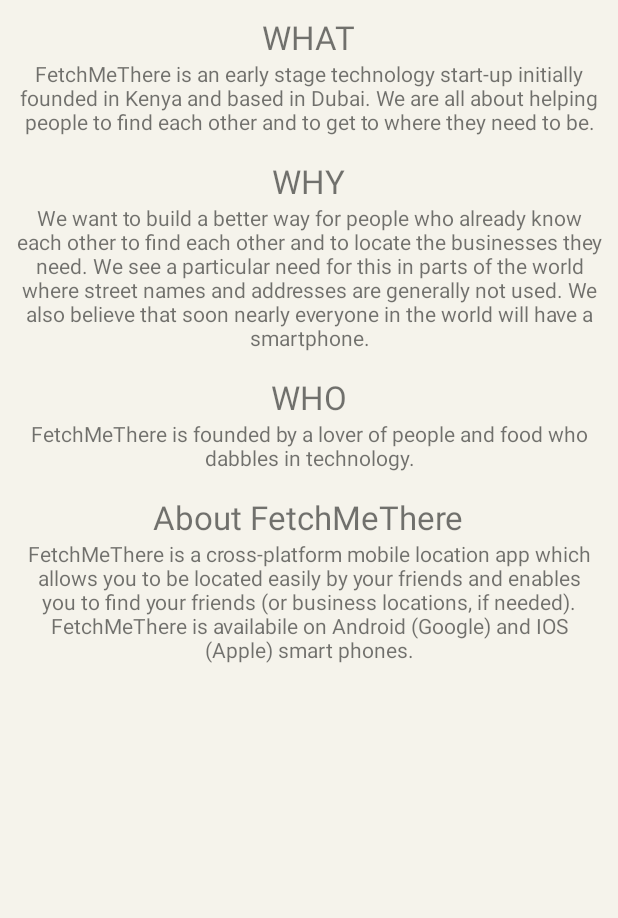
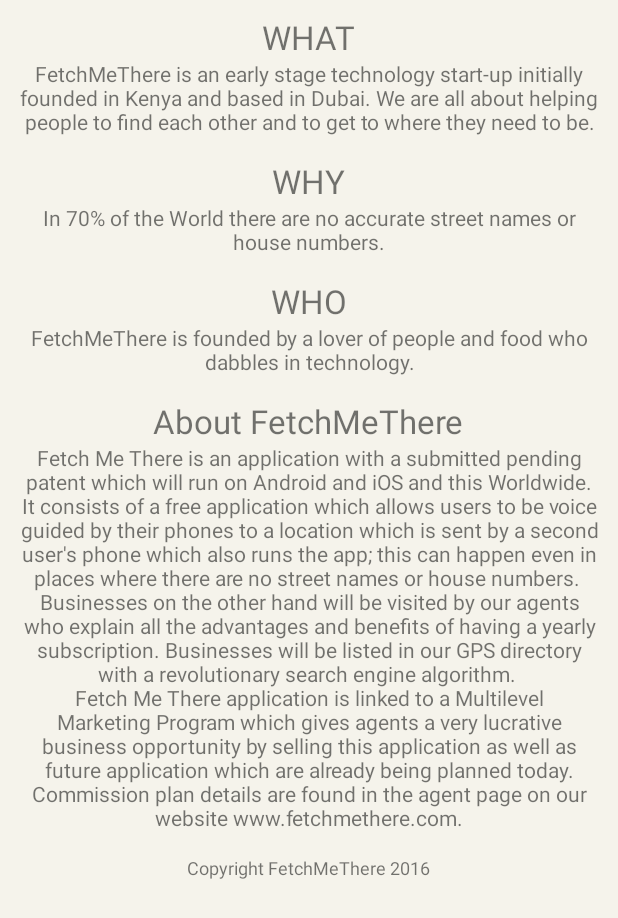
Before and after one commit to mohsinhussain/FetchMeThereAndroid, an Android app: the layout fragment_about.xml on its own in the app's theme, with its tools: preview values and no code run, on a phone screen of 412 x 824 dp. Shown: the top 918 px of the screen. Run offline under Robolectric (Android 15) with nearby library versions, the phone set to English and light mode, and no system bars.

Commit message:
issues resolved

```diff
--- a/app/src/main/AndroidManifest.xml
+++ b/app/src/main/AndroidManifest.xml
@@ -154,7 +154,9 @@
         <activity
             android:name=".Activities.MobileVerificationActivity"
             android:screenOrientation="portrait"
-            android:label="@string/title_activity_mobile_verification" >
+            android:label="@string/title_activity_mobile_verification"
+            android:windowSoftInputMode="adjustResize"
+            >
         </activity>
         <activity
             android:name=".Activities.MainPrivateActivity"
--- a/app/src/main/java/com/webmedia7/mohsinhussain/fetchmethere/Fragment/ContactsFragment.java
+++ b/app/src/main/java/com/webmedia7/mohsinhussain/fetchmethere/Fragment/ContactsFragment.java
@@ -506,7 +506,7 @@ public class ContactsFragment extends Fragment {
             Firebase postRef = ref.child("users").child(userId).child("friends");
 
 
-            postRef.addValueEventListener(new ValueEventListener() {
+            postRef.addListenerForSingleValueEvent(new ValueEventListener() {
                 @Override
                 public void onDataChange(DataSnapshot snapshot) {
                     System.out.println(snapshot);
--- a/app/src/main/res/layout/fragment_about.xml
+++ b/app/src/main/res/layout/fragment_about.xml
@@ -78,11 +78,24 @@
         android:layout_width="wrap_content"
         android:layout_height="wrap_content"
         android:text="@string/about_value"
+        android:linksClickable="true"
+        android:textColorLink="@color/wallet_highlighted_text_holo_dark"
         android:gravity="center"
         android:textSize="14sp"
         android:layout_marginBottom="15dp"
         />
 
 
+    <TextView
+        android:layout_width="wrap_content"
+        android:layout_height="wrap_content"
+        android:text="@string/copyright"
+        android:linksClickable="true"
+        android:textColorLink="@color/wallet_highlighted_text_holo_dark"
+        android:gravity="center"
+        android:textSize="12sp"
+        android:layout_marginBottom="15dp"
+        />
+
 </LinearLayout>
 </ScrollView>
--- a/app/src/main/res/layout/list_row_friend_chat.xml
+++ b/app/src/main/res/layout/list_row_friend_chat.xml
@@ -20,7 +20,7 @@
         android:id="@+id/message_text_view"
         android:text="TITLE"
         android:layout_margin="5dp"
-        android:textSize="14sp"
+        android:textSize="16sp"
         android:gravity="left"
         android:maxLines="5"
         android:ellipsize="end"
--- a/app/src/main/res/layout/list_row_my_chat.xml
+++ b/app/src/main/res/layout/list_row_my_chat.xml
@@ -14,7 +14,7 @@
         android:id="@+id/message_text_view"
         android:text="TITLE"
         android:layout_margin="5dp"
-        android:textSize="14sp"
+        android:textSize="16sp"
         android:gravity="center"
         android:layout_width="wrap_content"
         android:textColor="@android:color/black"
--- a/app/src/main/res/values/strings.xml
+++ b/app/src/main/res/values/strings.xml
@@ -33,9 +33,15 @@
 
     <string name="what_value">FetchMeThere is an early stage technology start-up initially founded in Kenya and based in Dubai. We are all about helping people to find each other and to get to where they need to be.</string>
 
-    <string name="why_value">We want to build a better way for people who already know each other to find each other and to locate the businesses they need. We see a particular need for this in parts of the world where street names and addresses are generally not used. We also believe that soon nearly everyone in the world will have a smartphone. </string>
+    <!--<string name="why_value">We want to build a better way for people who already know each other to find each other and to locate the businesses they need. We see a particular need for this in parts of the world where street names and addresses are generally not used. We also believe that soon nearly everyone in the world will have a smartphone. </string>-->
+    <string name="why_value">In 70% of the World there are no accurate street names or house numbers.</string>
+    <string name="copyright">Copyright FetchMeThere 2016</string>
     <string name="who_value">FetchMeThere is founded by a lover of people and food who dabbles in technology.</string>
-    <string name="about_value">FetchMeThere is a cross-platform mobile location app which allows you to be located easily by your friends and enables you to find your friends (or business locations, if needed). FetchMeThere is availabile on Android (Google) and IOS (Apple) smart phones.</string>
+    <string name="about_value">
+        Fetch Me There is an application with a submitted pending patent which will run on Android and iOS and this Worldwide. It consists of a free application which allows users to be voice guided by their phones to a location which is sent by a second user\'s phone which also runs the app; this can happen even in places where there are no street names or house numbers.
+        \nBusinesses on the other hand will be visited by our agents who explain all the advantages and benefits of having a yearly subscription. Businesses will be listed in our GPS directory with a revolutionary search engine algorithm.
+        \nFetch Me There application is linked to a Multilevel Marketing Program which gives agents a very lucrative business opportunity by selling this application as well as future application which are already being planned today. Commission plan details are found in the agent page on our website www.fetchmethere.com.
+    </string>
 
 
 
```
Also changed, not shown: app/src/main/java/com/webmedia7/mohsinhussain/fetchmethere/Activities/MobileVerificationActivity.java (+43 -3 lines), app/src/main/java/com/webmedia7/mohsinhussain/fetchmethere/Fragment/AddEditLocationFragment.java (+4 -4 lines), app/src/main/res/layout/activity_mobile_verification.xml (+9 -8 lines), app/src/main/res/layout/gallery_item_image.xml (+6 -8 lines).
